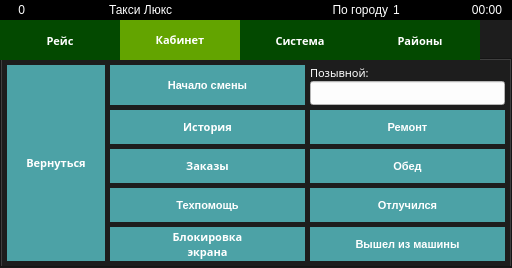
Qt form indigotaxi.ui (koolkhel/wince-taximeter) before a commit.
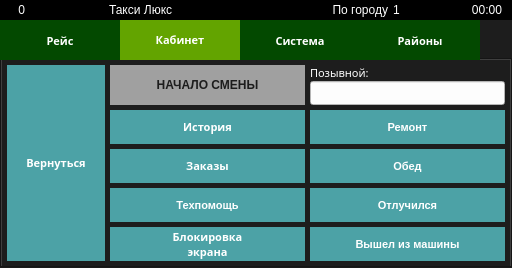
The same form after that commit. The open tabs and pages were chosen to show the change. Icons and pictures are not drawn.

```diff
--- a/indigotaxi.ui
+++ b/indigotaxi.ui
@@ -1795,40 +1795,6 @@
                 <property name="spacing">
                  <number>5</number>
                 </property>
-                <item row="0" column="1">
-                 <widget class="QPushButton" name="dutyStart">
-                  <property name="sizePolicy">
-                   <sizepolicy hsizetype="Minimum" vsizetype="Expanding">
-                    <horstretch>0</horstretch>
-                    <verstretch>0</verstretch>
-                   </sizepolicy>
-                  </property>
-                  <property name="font">
-                   <font>
-                    <family>Segoe UI</family>
-                    <pointsize>8</pointsize>
-                    <weight>75</weight>
-                    <italic>false</italic>
-                    <bold>true</bold>
-                   </font>
-                  </property>
-                  <property name="text">
-                   <string>Начало смены</string>
-                  </property>
-                  <property name="checkable">
-                   <bool>true</bool>
-                  </property>
-                  <property name="autoDefault">
-                   <bool>false</bool>
-                  </property>
-                  <property name="default">
-                   <bool>false</bool>
-                  </property>
-                  <property name="flat">
-                   <bool>false</bool>
-                  </property>
-                 </widget>
-                </item>
                 <item row="0" column="2">
                  <layout class="QVBoxLayout" name="verticalLayout_24" stretch="1,1">
                   <property name="spacing">
@@ -2043,6 +2009,36 @@
                   </property>
                  </widget>
                 </item>
+                <item row="0" column="1">
+                 <widget class="QPushButton" name="dutyStart">
+                  <property name="sizePolicy">
+                   <sizepolicy hsizetype="Minimum" vsizetype="Expanding">
+                    <horstretch>0</horstretch>
+                    <verstretch>0</verstretch>
+                   </sizepolicy>
+                  </property>
+                  <property name="styleSheet">
+                   <string notr="true">QPushButton {	
+	background: #a0a0a0;
+	color: #1d1d1d;
+}
+
+QPushButton[pressed=true] {
+	background: green;
+	color: black;
+}</string>
+                  </property>
+                  <property name="text">
+                   <string>НАЧАЛО СМЕНЫ</string>
+                  </property>
+                  <property name="flat">
+                   <bool>true</bool>
+                  </property>
+                  <property name="pressed" stdset="0">
+                   <bool>false</bool>
+                  </property>
+                 </widget>
+                </item>
                </layout>
               </widget>
               <widget class="QWidget" name="driverCabinetPageDinner2">
```
Left out of the diff: 196 changed lines with no effect on the pictures.
